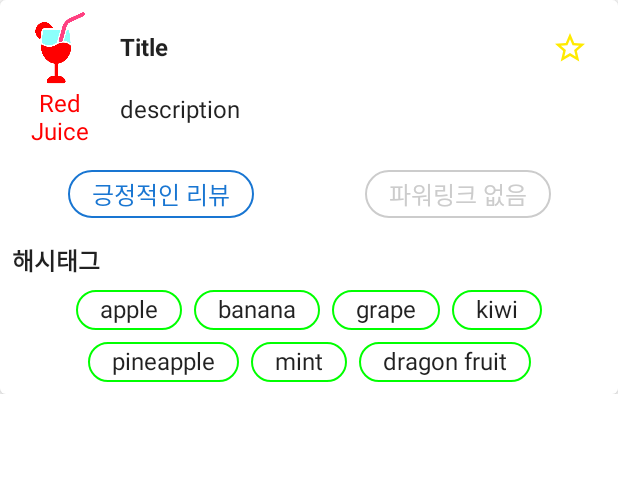
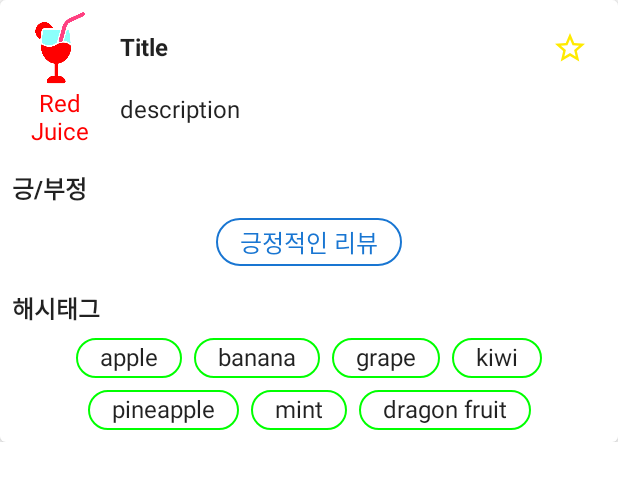
Before and after one commit to Starbow-Break/Green-Juice, an Android app built with Jetpack Compose: the @Preview function SearchResultItemPreview, on a phone screen of 412 x 824 dp. Shown: the top 481 px of the screen. Run offline under Robolectric (Android 15) with nearby library versions, the phone set to English and light mode, and no system bars; our stand-ins replace accompanist; libraries missing offline, so code that uses them is left out: app.futured.donut.

Commit message:
UI 수정, 로그인/회원가입 시 한글 입력 막도록 수정

```diff
--- a/app/src/main/java/com/starbow/greenjuice/model/JuiceItem.kt
+++ b/app/src/main/java/com/starbow/greenjuice/model/JuiceItem.kt
@@ -10,6 +10,5 @@ data class JuiceItem(
     val description: String,
     val juiceColor: JuiceColor?,
     val sentiment: Sentiment?,
-    val hasPowerLink: Boolean,
     val hashtags: List<String>
 )
--- a/app/src/main/java/com/starbow/greenjuice/ui/CommonUi.kt
+++ b/app/src/main/java/com/starbow/greenjuice/ui/CommonUi.kt
@@ -1,7 +1,6 @@
 package com.starbow.greenjuice.ui
 
 import android.content.res.Configuration
-import android.util.Log
 import androidx.compose.foundation.Image
 import androidx.compose.foundation.background
 import androidx.compose.foundation.border
@@ -16,7 +15,6 @@ import androidx.compose.material.icons.filled.Clear
 import androidx.compose.material.icons.filled.List
 import androidx.compose.material.icons.filled.Search
 import androidx.compose.runtime.*
-import androidx.compose.runtime.saveable.rememberSaveable
 import androidx.compose.ui.Alignment
 import androidx.compose.ui.Modifier
 import androidx.compose.ui.graphics.Color
@@ -221,12 +219,9 @@ fun SearchResultItem(
                 }
             }
             Spacer(modifier = Modifier.height(16.dp))
-            SentimentPowerLinkResultView(
-                sentiment = juiceItem.sentiment,
-                hasPowerLink = juiceItem.hasPowerLink
-            )
+            SentimentView(sentiment = juiceItem.sentiment)
             Spacer(modifier = Modifier.height(16.dp))
-            KeywordsView(juiceItem.hashtags)
+            HashtagsView(juiceItem.hashtags)
         }
     }
 }
@@ -278,25 +273,6 @@ fun JuiceResultViewItem(
     }
 }
 
-//광고성 여부, 긍/부정 여부를 보여주는 컴포저블
-@Composable
-fun SentimentPowerLinkResultView(
-    sentiment: Sentiment?,
-    hasPowerLink: Boolean,
-    modifier: Modifier = Modifier
-) {
-    Column {
-        Row(
-            modifier = modifier.fillMaxWidth(),
-            verticalAlignment = Alignment.CenterVertically,
-            horizontalArrangement = Arrangement.SpaceAround,
-        ) {
-            SentimentToken(sentiment = sentiment)
-            PowerLinkToken(hasPowerLink = hasPowerLink)
-        }
-    }
-}
-
 //필터 버튼이 보이는 부분
 @Composable
 fun FilterButtonView(
@@ -318,17 +294,39 @@ fun FilterButtonView(
 
 //각 블로그 포스트들의 주요 키워드들을 보여주는 컴포저블
 @Composable
-fun KeywordsView(
-    keywords: List<String>,
+fun SentimentView(
+    sentiment: Sentiment?,
     modifier: Modifier = Modifier
 ) {
+    Column(modifier = modifier) {
+        Text(
+            text = stringResource(id = R.string.sentiment_title),
+            style = Typography.h3
+        )
+        Spacer(modifier = Modifier.height(8.dp))
+        Box(modifier = Modifier.fillMaxWidth()) {
+            SentimentToken(
+                sentiment = sentiment,
+                modifier = Modifier.align(Alignment.Center)
+            )
+        }
+    }
+}
+
+//각 블로그 포스트들의 주요 키워드들을 보여주는 컴포저블
+@Composable
+fun HashtagsView(
+    hashtags: List<String>,
+    modifier: Modifier = Modifier
+) {
+    Column(modifier = modifier) {
         Text(
             text = stringResource(id = R.string.hashtag_view_title),
             style = Typography.h3
         )
         Spacer(modifier = Modifier.height(8.dp))
 
-    if(keywords.isNotEmpty()) {
+        if (hashtags.isNotEmpty()) {
             FlowRow(
                 modifier = modifier.fillMaxWidth(),
                 mainAxisSpacing = 8.dp,
@@ -336,8 +334,9 @@ fun KeywordsView(
                 mainAxisAlignment = FlowMainAxisAlignment.Center,
                 crossAxisAlignment = FlowCrossAxisAlignment.Center
             ) {
-            keywords.forEach { keyword ->
+                hashtags.forEach { keyword ->
                     HashtagToken(keyword = keyword.deleteBoldTag())
+                }
             }
         }
     }
@@ -410,34 +409,6 @@ fun SentimentToken(
     }
 }
 
-//파워링크 토큰
-@Composable
-fun PowerLinkToken(
-    hasPowerLink: Boolean,
-    modifier: Modifier = Modifier
-) {
-    val onSurColor = MaterialTheme.colors.onSurface
-    val surColor = MaterialTheme.colors.surface
-
-    val color = if(hasPowerLink) {
-        onSurColor
-    } else {
-        val r = (onSurColor.red+surColor.red*4f)/5f
-        val g = (onSurColor.green+surColor.green*4f)/5f
-        val b = (onSurColor.blue+surColor.blue*4f)/5f
-
-        Log.d("RGB", "r = $r, g = $g, b = $b")
-        Color(r, g, b)
-    }
-
-    WordToken(
-        word = stringResource(id = R.string.power_link_token, if(hasPowerLink) "있음" else "없음"),
-        textColor = color,
-        borderColor = color,
-        modifier = modifier
-    )
-}
-
 @Preview(showBackground = true, heightDp = 100)
 @Preview(uiMode = Configuration.UI_MODE_NIGHT_YES, showBackground = true, heightDp = 100)
 @Composable
@@ -474,7 +445,6 @@ fun SearchResultItemPreview() {
                 description = "description",
                 juiceColor = JuiceColor.RED,
                 sentiment = Sentiment.POSITIVE,
-                hasPowerLink = false,
                 hashtags = listOf("apple", "banana", "grape", "kiwi", "pineapple", "mint", "dragon fruit"),
             ),
             addFavorites = {},
--- a/app/src/main/java/com/starbow/greenjuice/ui/theme/Color.kt
+++ b/app/src/main/java/com/starbow/greenjuice/ui/theme/Color.kt
@@ -2,8 +2,6 @@ package com.starbow.greenjuice.ui.theme
 
 import androidx.compose.ui.graphics.Color
 
-val Purple200 = Color(0xFFBB86FC)
-val Purple500 = Color(0xFF6200EE)
 val Purple700 = Color(0xFF3700B3)
 val Teal200 = Color(0xFF03DAC5)
 
@@ -11,7 +9,7 @@ val Blue700 = Color(0xFF1976D2) //Color of Positive
 
 val Green200 = Color(0xFFA5D6A7)
 val Green500 = Color(0xFF4CAF50) //Color of Green Juice
-val Green800 = Color(0xFF2E7D32)
+
 
 val Orange500 = Color(0xFFFF9800) //Color of Orange Juice
 
--- a/app/src/main/java/com/starbow/greenjuice/ui/theme/Theme.kt
+++ b/app/src/main/java/com/starbow/greenjuice/ui/theme/Theme.kt
@@ -1,10 +1,15 @@
 package com.starbow.greenjuice.ui.theme
 
+import android.app.Activity
 import androidx.compose.foundation.isSystemInDarkTheme
 import androidx.compose.material.MaterialTheme
 import androidx.compose.material.darkColors
 import androidx.compose.material.lightColors
 import androidx.compose.runtime.Composable
+import androidx.compose.runtime.SideEffect
+import androidx.compose.ui.graphics.toArgb
+import androidx.compose.ui.platform.LocalView
+import androidx.core.view.WindowCompat
 
 private val DarkColorPalette = darkColors(
     primary = Green200,
@@ -35,6 +40,18 @@ fun GreenJuiceTheme(darkTheme: Boolean = isSystemInDarkTheme(), content: @Compos
         LightColorPalette
     }
 
+    val view = LocalView.current
+
+    if(!view.isInEditMode) {
+        SideEffect {
+            val window = (view.context as Activity).window
+            window.statusBarColor = colors.primary.toArgb()
+
+            WindowCompat.getInsetsController(window, view)
+                .isAppearanceLightStatusBars = darkTheme
+        }
+    }
+
     MaterialTheme(
         colors = colors,
         typography = Typography,
```
Also changed, not shown: app/src/main/java/com/starbow/greenjuice/data/SampleDataSource.kt (+0 -10 lines), app/src/main/java/com/starbow/greenjuice/serializable/BlogPostItem.kt (+8 -7 lines), app/src/main/java/com/starbow/greenjuice/ui/screen/SignInScreen.kt (+7 -6 lines), app/src/main/java/com/starbow/greenjuice/ui/screen/SignUpScreen.kt (+9 -9 lines). Lines whose indentation alone changed are shown as unchanged.
